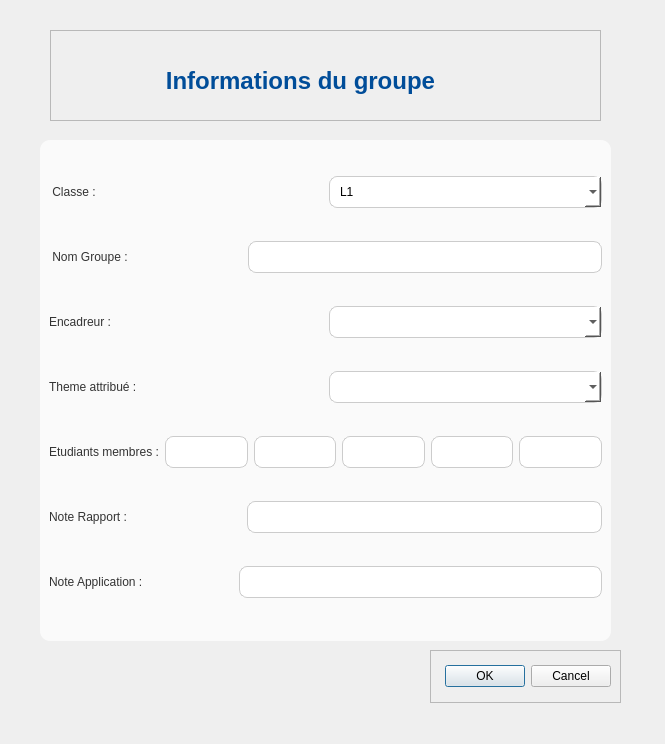
The window that modif_groupe.ui (Harinonyy/gestion_stage) describes before a commit, drawn with Qt 5.
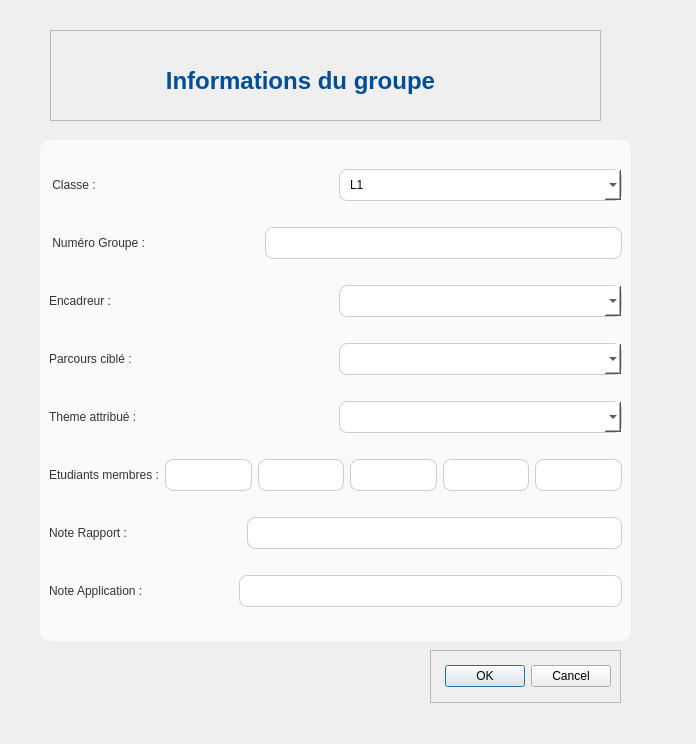
The same window after the commit.

The edit to the form file:
```diff
--- a/modif_groupe.ui
+++ b/modif_groupe.ui
@@ -6,7 +6,7 @@
    <rect>
     <x>0</x>
     <y>0</y>
-    <width>665</width>
+    <width>696</width>
     <height>744</height>
    </rect>
   </property>
@@ -18,7 +18,7 @@
     <rect>
      <x>20</x>
      <y>20</y>
-     <width>621</width>
+     <width>631</width>
      <height>711</height>
     </rect>
    </property>
@@ -27,7 +27,7 @@
      <rect>
       <x>20</x>
       <y>120</y>
-      <width>571</width>
+      <width>591</width>
       <height>501</height>
      </rect>
     </property>
@@ -108,7 +108,7 @@
        <item>
         <widget class="QLabel" name="label_15">
          <property name="text">
-          <string> Nom Groupe :                                    </string>
+          <string> Numéro Groupe :                                    </string>
          </property>
         </widget>
        </item>
@@ -131,6 +131,20 @@
        </item>
       </layout>
      </item>
+     <item>
+      <layout class="QHBoxLayout" name="horizontalLayout_18">
+       <item>
+        <widget class="QLabel" name="label_21">
+         <property name="text">
+          <string>Parcours ciblé :</string>
+         </property>
+        </widget>
+       </item>
+       <item>
+        <widget class="QComboBox" name="comboBox_10"/>
+       </item>
+      </layout>
+     </item>
      <item>
       <layout class="QHBoxLayout" name="horizontalLayout_14">
        <item>
```
Left out of the diff: 2 changed lines with no effect on the pictures.
